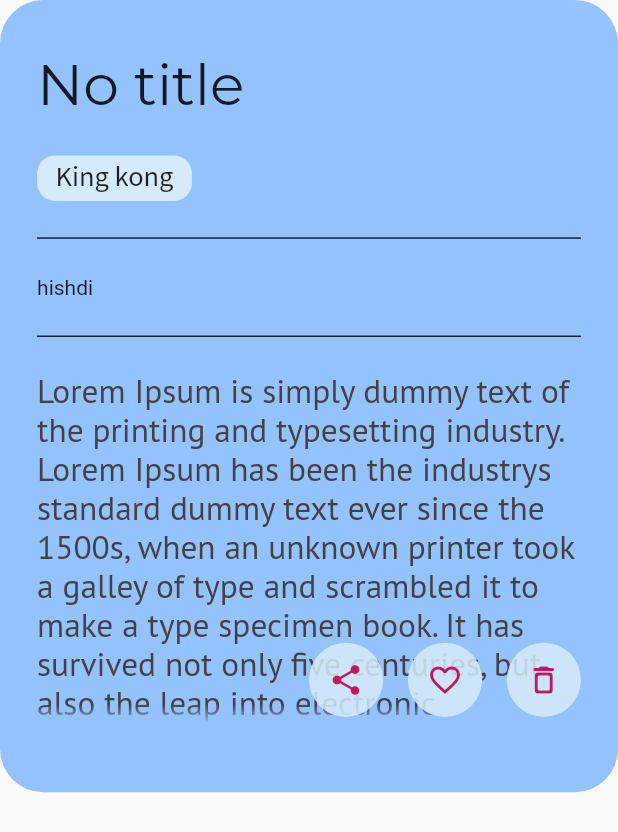
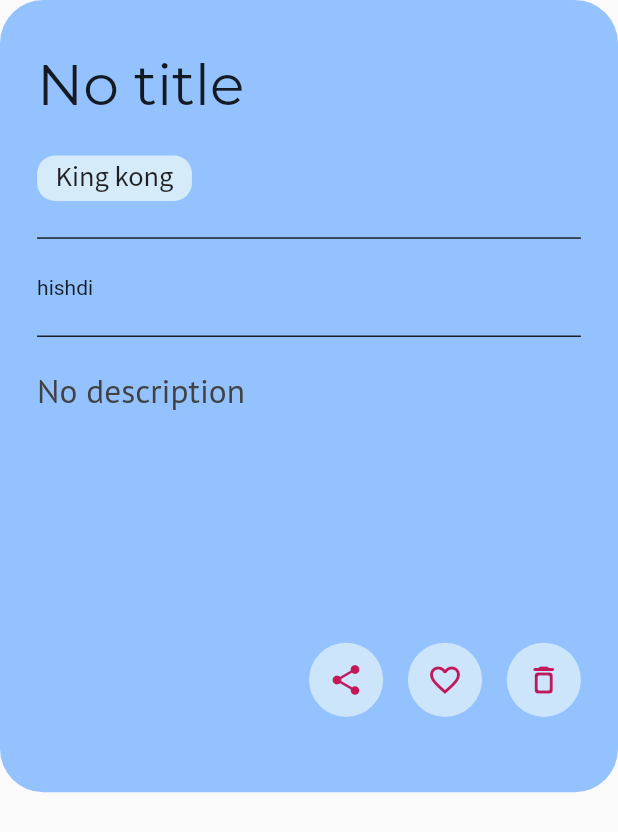
Before and after one commit to kaifakhtar/FlashNotes, a Flutter app: the CardDesign widget shown alone on an empty page, opened directly with empty values, on a phone screen of 412 x 824 dp. Shown: the top 832 px of the screen. Run offline on Flutter 3.47's test engine with Material 2 defaults, Android fonts, the phone set to English and light mode, and no system bars; our stand-ins replace google_fonts, sqflite; missing offline and left inert: dart:ffi; accounts and stored records are empty.

Commit message:
added logic for title and description empty checking

```diff
--- a/lib/widgets/card_design.dart
+++ b/lib/widgets/card_design.dart
@@ -77,7 +77,7 @@ class CardDesign extends StatelessWidget {
                     color: Colors.black,
 
                   ),
-                  Text('Lorem Ipsum is simply dummy text of the printing and typesetting industry. Lorem Ipsum has been the industrys standard dummy text ever since the 1500s, when an unknown printer took a galley of type and scrambled it to make a type specimen book. It has survived not only five centuries, but also the leap into electronic typesetting, remaining essentially unchanged. It was popularised in the 1960s with the release of Letraset sheets containing Lorem Ipsum passages, and more recently with desktop publishing software like Aldus PageMaker including versions of Lorem Ipsum.',
+                  Text(note.description!.isEmpty?"No description":note.description!,
                     maxLines:9,
                   overflow: TextOverflow.fade,
                   softWrap: true,
```
Also changed, not shown: lib/screens/insert_note_screen.dart (+8 -5 lines).
